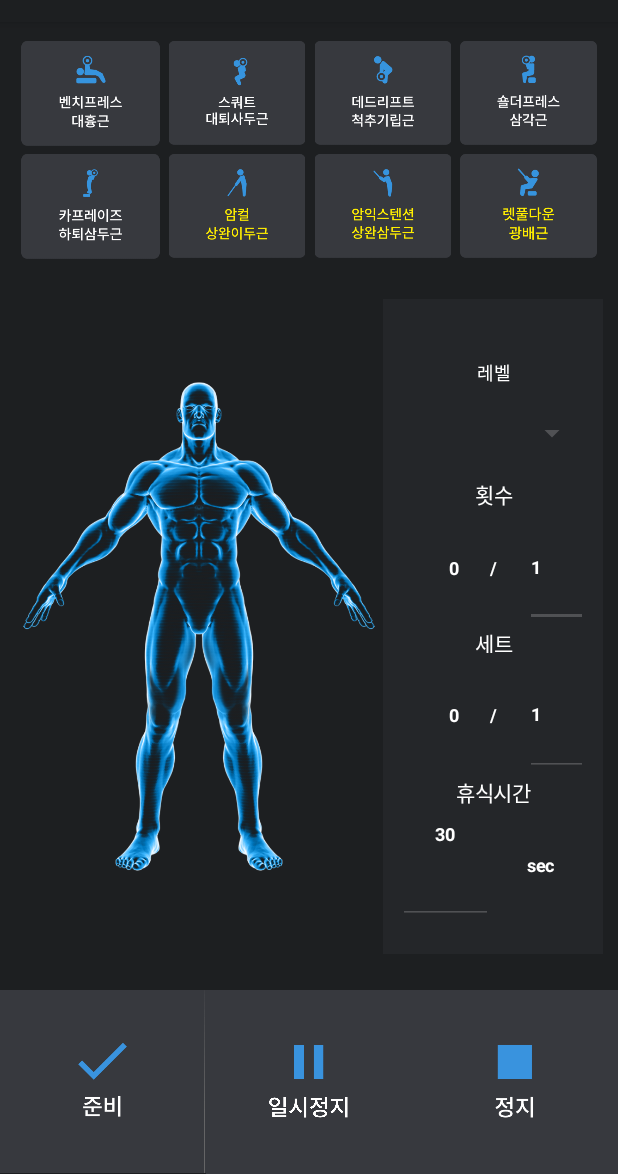
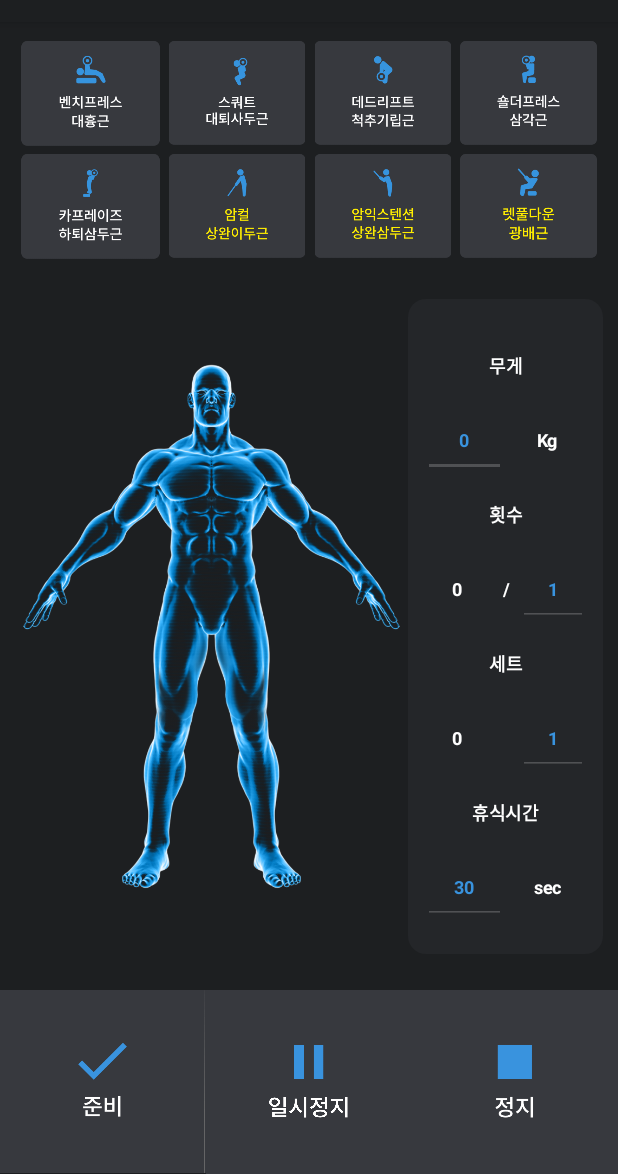
Before and after one commit to gjgut/dynamiccare_kiosk, an Android app: the fragment ExcerciseMode shown on its own in the app's theme, on a phone screen of 412 x 824 dp, the part 62-1236 px from its top. Run offline under Robolectric (Android 15) with nearby library versions, the phone set to English and light mode, and no system bars.

Commit message:
레이아웃 텍스트 크기 변경

```diff
--- a/app/src/main/java/com/PowerLog/Fragment/ExcerciseMode.java
+++ b/app/src/main/java/com/PowerLog/Fragment/ExcerciseMode.java
@@ -225,9 +225,9 @@ public class ExcerciseMode extends DCfragment implements View.OnTouchListener {
     public View onCreateView(@NonNull LayoutInflater inflater, @Nullable ViewGroup container, @Nullable Bundle savedInstanceState) {
         super.onCreateView(inflater, container, savedInstanceState);
         View view;
-        if (care.IsKiosk())
+        if(care.IsKiosk())
             view = inflater.inflate(R.layout.kiosk_fragment_excercise_mode, container, false);
-        else
+            else
             view = inflater.inflate(R.layout.fragment_excercise_mode, container, false);
         try {
             prevstate = DCButtonManager.getDCState();
--- a/app/src/main/res/layout/fragment_excercise_mode.xml
+++ b/app/src/main/res/layout/fragment_excercise_mode.xml
@@ -20,17 +20,17 @@
             android:layout_width="match_parent"
             android:layout_height="match_parent"
             android:orientation="horizontal"
-            android:visibility="invisible">
+            android:visibility="gone">
 
             <TextView
                 android:id="@+id/rest_time"
                 android:layout_width="wrap_content"
                 android:layout_height="match_parent"
                 android:layout_weight="1"
-                android:gravity="right"
+                android:gravity="center|right"
                 android:text="0"
                 android:textColor="#FFFFFF"
-                android:textSize="100sp" />
+                android:textSize="145sp" />
 
             <TextView
                 android:id="@+id/time_label"
@@ -40,7 +40,7 @@
                 android:gravity="center"
                 android:text="초 후에 \n시작합니다."
                 android:textColor="#FFFFFF"
-                android:textSize="30sp" />
+                android:textSize="45sp" />
 
         </LinearLayout>
 
@@ -206,8 +206,8 @@
             android:id="@+id/layout_setting_exc"
             android:layout_width="match_parent"
             android:layout_height="match_parent"
-            android:layout_weight="2"
-            android:background="#242629"
+            android:layout_weight="2.41"
+            android:background="@drawable/custom_progressbar"
             android:gravity="center"
             android:orientation="vertical"
             android:paddingLeft="10dp"
@@ -218,30 +218,31 @@
             <LinearLayout
                 android:id="@+id/container_level"
                 android:layout_width="match_parent"
-                android:layout_height="match_parent"
+                android:layout_height="0dp"
                 android:layout_gravity="center"
                 android:layout_marginTop="20dp"
                 android:layout_weight="1"
-                android:gravity="top"
-                android:orientation="vertical">
+                android:gravity="center"
+                android:orientation="vertical"
+                android:visibility="gone">
 
                 <TextView
                     android:id="@+id/txt_level"
                     android:layout_width="match_parent"
                     android:layout_height="match_parent"
                     android:layout_gravity="center"
-                    android:layout_weight="3"
-                    android:gravity="center|center_horizontal|top|center_vertical"
+                    android:layout_weight="4"
+                    android:gravity="center|center_horizontal"
                     android:letterSpacing="-0.02"
                     android:lineSpacingExtra="19sp"
                     android:text="레벨"
                     android:textColor="#ffffff"
-                    android:textSize="12sp" />
+                    android:textSize="12dp" />
 
                 <LinearLayout
                     android:layout_width="match_parent"
                     android:layout_height="match_parent"
-                    android:layout_weight="1"
+                    android:layout_weight="4"
                     android:gravity="center"
                     android:orientation="horizontal">
 
@@ -256,7 +257,7 @@
                         android:lineSpacingExtra="19sp"
                         android:text="1"
                         android:textColor="#ffffff"
-                        android:textSize="30sp"
+                        android:textSize="@dimen/excercise_text"
                         android:visibility="gone" />
 
                     <Spinner
@@ -264,7 +265,8 @@
                         android:layout_width="match_parent"
                         android:layout_height="match_parent"
                         android:layout_gravity="center"
-                        android:backgroundTint=" #33ffffff" />
+                        android:backgroundTint=" #33ffffff"
+                        android:gravity="center" />
                 </LinearLayout>
 
             </LinearLayout>
@@ -272,66 +274,67 @@
             <LinearLayout
                 android:id="@+id/container_weight"
                 android:layout_width="match_parent"
-                android:layout_height="match_parent"
+                android:layout_height="0dp"
                 android:layout_gravity="center"
                 android:layout_weight="1"
-                android:gravity="top"
+                android:gravity="center"
                 android:orientation="vertical"
-                android:visibility="gone">
+                android:visibility="visible">
 
                 <TextView
                     android:id="@+id/txt_weight"
                     android:layout_width="match_parent"
                     android:layout_height="match_parent"
                     android:layout_gravity="center"
-                    android:layout_weight="1"
-                    android:gravity="center|center_horizontal|top|center_vertical"
+                    android:layout_weight="4"
+                    android:gravity="center|center_horizontal|center_vertical"
                     android:letterSpacing="-0.02"
                     android:lineSpacingExtra="19sp"
                     android:text="무게"
                     android:textColor="#ffffff"
-                    android:textSize="14sp" />
+                    android:textSize="12dp"
+                    android:textStyle="bold" />
 
                 <LinearLayout
                     android:layout_width="match_parent"
                     android:layout_height="match_parent"
                     android:layout_gravity="center"
-                    android:layout_weight="1"
+                    android:layout_weight="4"
                     android:gravity="center|center_horizontal|center_vertical"
                     android:orientation="horizontal">
 
                     <EditText
                         android:id="@+id/et_weight"
-                        android:layout_width="40dp"
-                        android:layout_height="wrap_content"
-                        android:layout_gravity="center"
+                        android:layout_width="match_parent"
+                        android:layout_height="match_parent"
                         android:layout_weight="1"
                         android:backgroundTint=" #33ffffff"
                         android:drawableTint="#FFFEFE"
                         android:foregroundTint="#AF7C7C"
-                        android:gravity="center|center_horizontal|top|center_vertical"
+                        android:gravity="center"
                         android:inputType="numberDecimal"
-                        android:maxLength="3"
-                        android:text="5"
-                        android:textColor="#FFFFFF"
+                        android:maxLength="2"
+                        android:text="0"
+                        android:textColor="#3993de"
                         android:textColorHighlight="#3993de"
                         android:textColorHint="@color/bb_inActiveBottomBarItemColor"
                         android:textColorLink="#3993de"
-                        android:textSize="12sp"
+                        android:textCursorDrawable="@drawable/cursor_color"
+                        android:textSize="12dp"
                         android:textStyle="bold" />
 
                     <TextView
                         android:id="@+id/txt_labelKg"
-                        android:layout_width="wrap_content"
-                        android:layout_height="wrap_content"
+                        android:layout_width="match_parent"
+                        android:layout_height="match_parent"
                         android:layout_gravity="center"
                         android:layout_weight="1"
-                        android:gravity="center|center_horizontal|top|center_vertical"
+                        android:gravity="center|center_horizontal|center_vertical"
                         android:letterSpacing="-0.02"
                         android:lineSpacingExtra="19sp"
                         android:text="Kg"
                         android:textColor="#ffffff"
-                        android:textSize="12sp"
+                        android:textSize="12dp"
                         android:textStyle="bold" />
 
                 </LinearLayout>
@@ -340,11 +343,10 @@
             <LinearLayout
                 android:id="@+id/container_count"
                 android:layout_width="match_parent"
-                android:layout_height="match_parent"
+                android:layout_height="0dp"
                 android:layout_gravity="center"
-                android:layout_margin="0dp"
                 android:layout_weight="1"
-                android:gravity="center|center_horizontal|top|center_vertical"
+                android:gravity="center"
                 android:orientation="vertical">
 
                 <TextView
@@ -353,18 +355,19 @@
                     android:layout_height="match_parent"
                     android:layout_gravity="center"
                     android:layout_weight="4"
-                    android:gravity="center|center_horizontal|top|center_vertical"
+                    android:gravity="center|center_horizontal|center_vertical"
                     android:letterSpacing="-0.02"
                     android:lineSpacingExtra="19sp"
                     android:text="횟수"
                     android:textColor="#ffffff"
-                    android:textSize="14sp" />
+                    android:textSize="12dp"
+                    android:textStyle="bold" />
 
                 <LinearLayout
                     android:layout_width="match_parent"
                     android:layout_height="match_parent"
                     android:layout_gravity="center"
-                    android:layout_weight="1"
+                    android:layout_weight="4"
                     android:gravity="center|center_horizontal|top|center_vertical"
                     android:orientation="horizontal">
 
@@ -372,13 +375,13 @@
                         android:id="@+id/txt_realcount"
                         android:layout_width="match_parent"
                         android:layout_height="match_parent"
-                        android:layout_weight="1"
-                        android:gravity="center|right"
+                        android:layout_weight="2"
+                        android:gravity="center"
                         android:letterSpacing="-0.02"
                         android:lineSpacingExtra="19sp"
                         android:text="0 "
                         android:textColor="#ffffff"
-                        android:textSize="12sp"
+                        android:textSize="12dp"
                         android:textStyle="bold" />
 
                     <TextView
@@ -386,30 +389,31 @@
                         android:layout_width="match_parent"
                         android:layout_height="match_parent"
                         android:layout_gravity="center"
-                        android:layout_weight="1"
+                        android:layout_weight="3"
                         android:gravity="center"
                         android:letterSpacing="-0.02"
                         android:lineSpacingExtra="19sp"
                         android:text=" / "
                         android:textColor="#ffffff"
-                        android:textSize="12sp"
+                        android:textSize="12dp"
                         android:textStyle="bold" />
 
                     <EditText
                         android:id="@+id/et_count"
                         android:layout_width="match_parent"
                         android:layout_height="match_parent"
-                        android:layout_weight="1"
+                        android:layout_weight="2"
                         android:backgroundTint=" #33ffffff"
-                        android:gravity="center|left"
+                        android:gravity="center"
                         android:inputType="numberDecimal"
                         android:maxLength="2"
                         android:text="1"
-                        android:textColor="#FFFFFF"
+                        android:textColor="#3993de"
                         android:textColorHighlight="#3993de"
                         android:textColorHint="@color/bb_inActiveBottomBarItemColor"
                         android:textColorLink="#3993de"
-                        android:textSize="12sp"
+                        android:textCursorDrawable="@drawable/cursor_color"
+                        android:textSize="12dp"
                         android:textStyle="bold" />
 
                 </LinearLayout>
@@ -418,24 +422,24 @@
             <LinearLayout
                 android:id="@+id/container_set"
                 android:layout_width="match_parent"
-                android:layout_height="match_parent"
+                android:layout_height="0dp"
                 android:layout_gravity="center"
-                android:layout_margin="0dp"
                 android:layout_weight="1"
-                android:gravity="center|center_horizontal|top|center_vertical"
+                android:gravity="center"
                 android:orientation="vertical">
 
                 <TextView
                     android:layout_width="match_parent"
-                    android:layout_height="wrap_content"
+                    android:layout_height="match_parent"
                     android:layout_gravity="center"
-                    android:layout_weight="1"
-                    android:gravity="center|center_horizontal|top|center_vertical"
+                    android:layout_weight="4"
+                    android:gravity="center|center_horizontal|center_vertical"
                     android:letterSpacing="-0.02"
                     android:lineSpacingExtra="19sp"
                     android:text="세트"
                     android:textColor="#ffffff"
-                    android:textSize="14sp" />
+                    android:textSize="12dp"
+                    android:textStyle="bold" />
 
                 <LinearLayout
                     android:layout_width="match_parent"
@@ -449,13 +453,13 @@
                         android:id="@+id/txt_realset"
                         android:layout_width="match_parent"
                         android:layout_height="match_parent"
-                        android:layout_weight="1"
-                        android:gravity="center|right"
+                        android:layout_weight="2"
+                        android:gravity="center"
                         android:letterSpacing="-0.02"
                         android:lineSpacingExtra="19sp"
                         android:text="0 "
                         android:textColor="#ffffff"
-                        android:textSize="12sp"
+                        android:textSize="12dp"
                         android:textStyle="bold" />
 
                     <TextView
@@ -463,30 +467,32 @@
                         android:layout_width="match_parent"
                         android:layout_height="match_parent"
                         android:layout_gravity="center"
-                        android:layout_weight="1"
+                        android:layout_weight="3"
                         android:gravity="center"
                         android:letterSpacing="-0.02"
                         android:lineSpacingExtra="19sp"
                         android:text=" / "
                         android:textColor="#ffffff"
-                        android:textSize="12sp"
+                        android:textSize="@dimen/excercise_text"
                         android:textStyle="bold" />
 
                     <EditText
                         android:id="@+id/et_set"
                         android:layout_width="match_parent"
                         android:layout_height="match_parent"
-                        android:layout_weight="1"
+                        android:layout_gravity="bottom"
+                        android:layout_weight="2"
                         android:backgroundTint=" #33ffffff"
-                        android:gravity="center|left"
+                        android:gravity="center"
                         android:inputType="numberDecimal"
                         android:maxLength="2"
                         android:text="1"
-                        android:textColor="#FFFFFF"
+                        android:textColor="#3993de"
                         android:textColorHighlight="#3993de"
                         android:textColorHint="@color/bb_inActiveBottomBarItemColor"
                         android:textColorLink="#3993de"
-                        android:textSize="12sp"
+                        android:textCursorDrawable="@drawable/cursor_color"
+                        android:textSize="12dp"
                         android:textStyle="bold" />
 
                 </LinearLayout>
@@ -495,10 +501,10 @@
             <LinearLayout
                 android:id="@+id/container_rest"
                 android:layout_width="match_parent"
-                android:layout_height="match_parent"
+                android:layout_height="0dp"
                 android:layout_gravity="center"
                 android:layout_weight="1"
-                android:gravity="top"
+                android:gravity="center"
                 android:orientation="vertical">
 
                 <TextView
@@ -507,18 +513,19 @@
                     android:layout_height="match_parent"
                     android:layout_gravity="center"
                     android:layout_weight="4"
-                    android:gravity="center|center_horizontal|top|center_vertical"
+                    android:gravity="center|center_horizontal|center_vertical"
                     android:letterSpacing="-0.02"
                     android:lineSpacingExtra="19sp"
                     android:text="휴식시간"
                     android:textColor="#ffffff"
-                    android:textSize="14sp" />
+                    android:textSize="12dp"
+                    android:textStyle="bold" />
 
                 <LinearLayout
                     android:layout_width="match_parent"
                     android:layout_height="match_parent"
                     android:layout_gravity="center"
-                    android:layout_weight="1"
+                    android:layout_weight="4"
                     android:gravity="center|center_horizontal|top|center_vertical"
                     android:orientation="horizontal">
 
@@ -529,15 +536,18 @@
                         android:layout_gravity="bottom"
                         android:layout_weight="1"
                         android:backgroundTint=" #33ffffff"
-                        android:gravity="center|center_horizontal|top|center_vertical"
+                        android:gravity="center"
                         android:inputType="numberDecimal"
-                        android:maxLength="3"
+                        android:letterSpacing="0"
+                        android:lineSpacingExtra="0sp"
+                        android:maxLength="2"
                         android:text="30"
-                        android:textColor="#FFFFFF"
+                        android:textColor="#3993de"
                         android:textColorHighlight="#3993de"
                         android:textColorHint="@color/bb_inActiveBottomBarItemColor"
                         android:textColorLink="#3993de"
-                        android:textSize="12sp"
+                        android:textCursorDrawable="@drawable/cursor_color"
+                        android:textSize="12dp"
                         android:textStyle="bold" />
 
                     <TextView
@@ -551,7 +561,7 @@
                         android:lineSpacingExtra="19sp"
                         android:text="sec"
                         android:textColor="#ffffff"
-                        android:textSize="12sp"
+                        android:textSize="12dp"
                         android:textStyle="bold" />
 
                 </LinearLayout>
--- a/app/src/main/res/layout/spinner_drop_down.xml
+++ b/app/src/main/res/layout/spinner_drop_down.xml
@@ -18,7 +18,7 @@
         android:text="1"
         android:textColor="#FFFFFF"
         android:textColorHint="#1f000000"
-        android:textSize="@dimen/excercise_text"
+        android:textSize="12dp"
         android:textStyle="bold" />
 
 </LinearLayout>
--- a/app/src/main/res/layout/spinner_normal.xml
+++ b/app/src/main/res/layout/spinner_normal.xml
@@ -17,7 +17,7 @@
         android:text="1"
         android:textColor="#FFFFFF"
         android:textColorHint="#1f000000"
-        android:textSize="@dimen/excercise_text"
+        android:textSize="12dp"
         android:textStyle="bold" />
 
 </LinearLayout>
```
